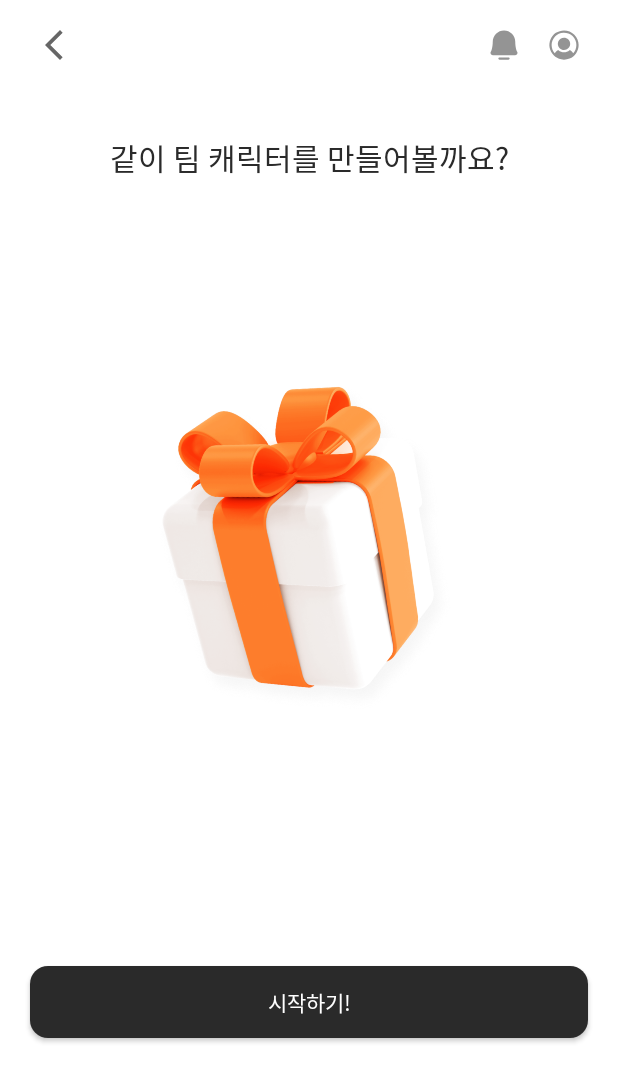
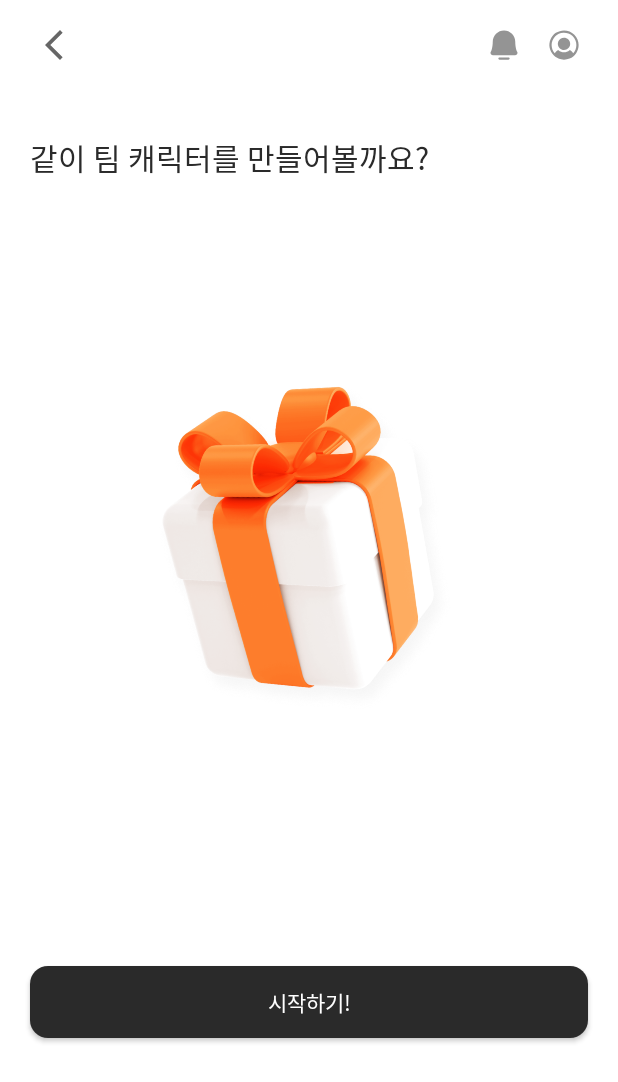
Before and after one commit to Do-It-Do-It-Chu/Dowith-Android, an Android app built with Jetpack Compose: the PresentScreen screen opened through its navigation route, on a phone screen of 412 x 824 dp. Shown: the top 1082 px of the screen. Run offline under Robolectric (Android 15) with nearby library versions, the phone set to English and light mode, and no system bars; our stand-ins replace Dagger/Hilt's generated code; libraries missing offline, so code that uses them is left out: org.orbitmvi.orbit; Roboto replaces fonts that are not available here; 3 statements that could not run were skipped.

Commit message:
:lipstick: 캐릭터 뽑기 화면 택스트 좌측 정렬

```diff
--- a/app/src/main/java/com/soopeach/dowith/ui/screen/team/PresentScreen.kt
+++ b/app/src/main/java/com/soopeach/dowith/ui/screen/team/PresentScreen.kt
@@ -6,6 +6,7 @@ import androidx.compose.foundation.clickable
 import androidx.compose.foundation.layout.Arrangement
 import androidx.compose.foundation.layout.Column
 import androidx.compose.foundation.layout.Spacer
+import androidx.compose.foundation.layout.fillMaxWidth
 import androidx.compose.foundation.layout.height
 import androidx.compose.foundation.layout.padding
 import androidx.compose.material.Icon
@@ -14,7 +15,6 @@ import androidx.compose.material.icons.filled.ArrowBackIosNew
 import androidx.compose.material3.Scaffold
 import androidx.compose.material3.Text
 import androidx.compose.runtime.Composable
-import androidx.compose.ui.Alignment
 import androidx.compose.ui.Modifier
 import androidx.compose.ui.graphics.Color
 import androidx.compose.ui.res.painterResource
@@ -69,7 +69,6 @@ fun PresentContent(
                 .padding(horizontal = 20.dp)
                 .background(Color.White),
             verticalArrangement = Arrangement.SpaceBetween,
-            horizontalAlignment = Alignment.CenterHorizontally
         ) {
 
             Spacer(modifier = Modifier.height(30.dp))
@@ -83,6 +82,7 @@ fun PresentContent(
 
             Image(
                 modifier = Modifier
+                    .fillMaxWidth()
                     .shaking(),
                 painter = painterResource(id = R.drawable.present), contentDescription = "선물 상자 이미지"
             )
```
